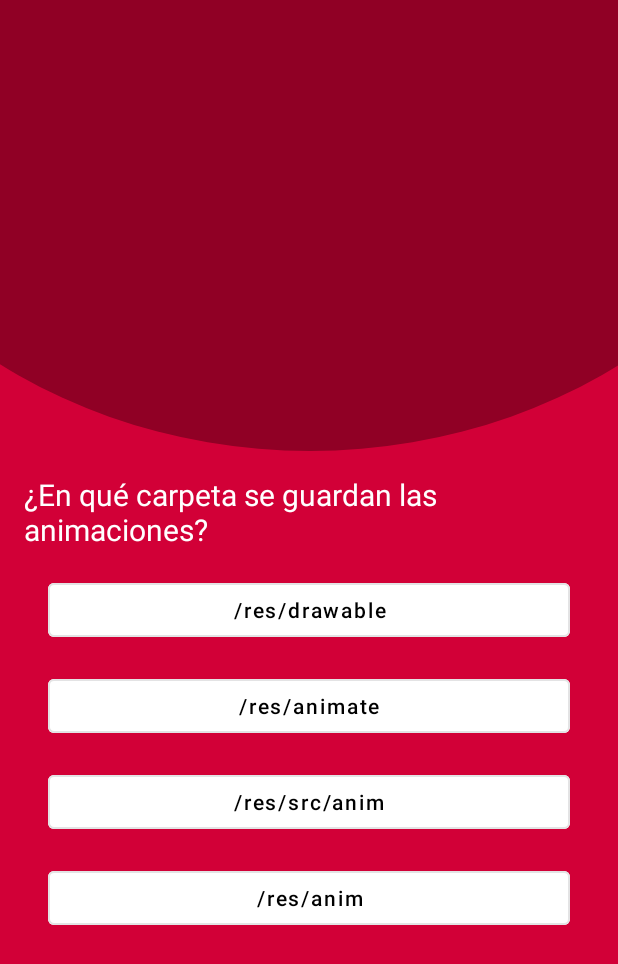
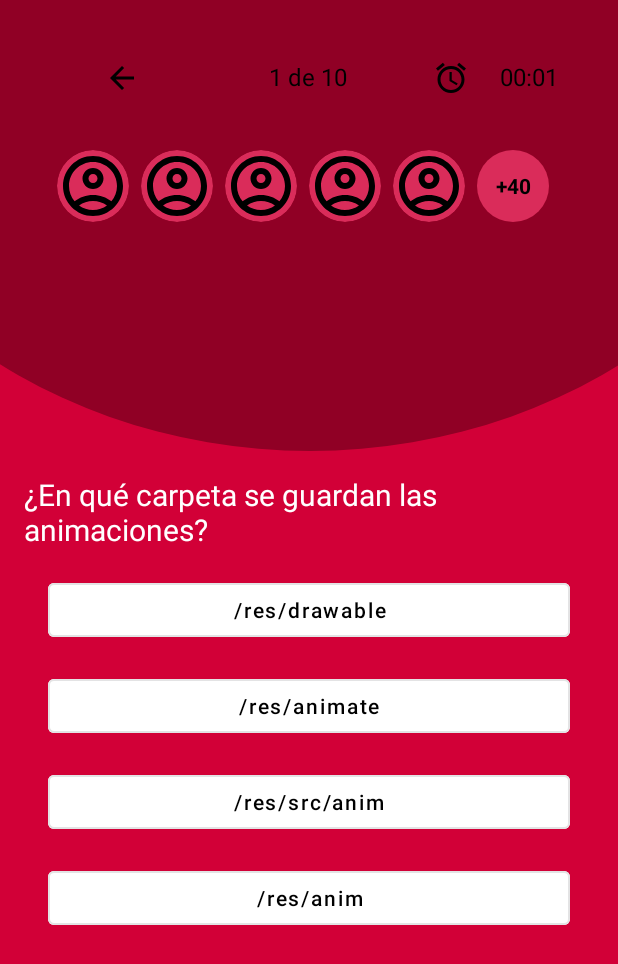
Before and after one commit to NiltonRamosE/aplicaciones_moviles_projects, an Android app: the QuestionActivity screen opened directly, with no data from a screen before it, on a phone screen of 412 x 824 dp. Shown: the top 964 px of the screen. Run offline under Robolectric (Android 15) with nearby library versions, the phone set to English and light mode, and no system bars.

Commit message:
add time and counter question

```diff
--- a/S4_QuizApp/app/src/main/java/com/example/s4_quizapp/QuestionActivity.kt
+++ b/S4_QuizApp/app/src/main/java/com/example/s4_quizapp/QuestionActivity.kt
@@ -91,13 +91,32 @@ class QuestionActivity : AppCompatActivity() {
 
     private lateinit var questionText: TextView
     private lateinit var optionButtons: List<Button>
+    private lateinit var questionCounter: TextView
+    private lateinit var timerText: TextView
+    private var startTime: Long = 0
 
     override fun onCreate(savedInstanceState: Bundle?) {
         super.onCreate(savedInstanceState)
         setContentView(R.layout.question_activity)
 
-        //Nombre de usuario obtenido
         username = intent.getStringExtra("USERNAME")
+
+        questionCounter = findViewById(R.id.questionCounter)
+
+        timerText = findViewById(R.id.timerText)
+        startTime = System.currentTimeMillis()
+
+        val timerHandler = android.os.Handler()
+        val timerRunnable = object : Runnable {
+            override fun run() {
+                val elapsedMillis = System.currentTimeMillis() - startTime
+                val seconds = (elapsedMillis / 1000) % 60
+                val minutes = (elapsedMillis / 1000) / 60
+                timerText.text = String.format("%02d:%02d", minutes, seconds)
+                timerHandler.postDelayed(this, 1000)
+            }
+        }
+        timerHandler.post(timerRunnable)
 
         questionText = findViewById(R.id.questionText)
         optionButtons = listOf(
@@ -129,12 +148,15 @@ class QuestionActivity : AppCompatActivity() {
     private fun showQuestion(index: Int) {
         val q = questions[index]
         questionText.text = q.text
+        questionCounter.text = "${index + 1} de ${questions.size}"
+
         optionButtons.forEachIndexed { i, button ->
             button.text = q.options[i]
             button.isEnabled = true
             button.visibility = View.VISIBLE
         }
     }
+
 
     private fun checkAnswer(selectedAnswer: String) {
         val correct = questions[currentIndex].correctAnswer
@@ -151,9 +173,16 @@ class QuestionActivity : AppCompatActivity() {
     }
 
     private fun showResult() {
-        questionText.text = "¡Has terminado, $username!\nPuntaje: $score de ${questions.size}"
+        val totalMillis = System.currentTimeMillis() - startTime
+        val seconds = (totalMillis / 1000) % 60
+        val minutes = (totalMillis / 1000) / 60
+        val finalTime = String.format("%02d:%02d", minutes, seconds)
+
+        questionText.text = "¡Has terminado, $username!\nPuntaje: $score de ${questions.size}\nTiempo: $finalTime"
+
         optionButtons.forEach { it.visibility = View.GONE }
         restartBtn.visibility = View.VISIBLE
     }
 
+
 }
--- /dev/null
+++ b/S4_QuizApp/app/src/main/res/drawable/account_circle.xml
@@ -0,0 +1,7 @@
+<vector xmlns:android="http://schemas.android.com/apk/res/android" android:height="40dp" android:tint="#000000" android:viewportHeight="24" android:viewportWidth="24" android:width="40dp">
+
+    <path android:fillColor="@android:color/white" android:pathData="M12,2C6.48,2 2,6.48 2,12s4.48,10 10,10s10,-4.48 10,-10S17.52,2 12,2zM7.35,18.5C8.66,17.56 10.26,17 12,17s3.34,0.56 4.65,1.5C15.34,19.44 13.74,20 12,20S8.66,19.44 7.35,18.5zM18.14,17.12L18.14,17.12C16.45,15.8 14.32,15 12,15s-4.45,0.8 -6.14,2.12l0,0C4.7,15.73 4,13.95 4,12c0,-4.42 3.58,-8 8,-8s8,3.58 8,8C20,13.95 19.3,15.73 18.14,17.12z"/>
+
+    <path android:fillColor="@android:color/white" android:pathData="M12,6c-1.93,0 -3.5,1.57 -3.5,3.5S10.07,13 12,13s3.5,-1.57 3.5,-3.5S13.93,6 12,6zM12,11c-0.83,0 -1.5,-0.67 -1.5,-1.5S11.17,8 12,8s1.5,0.67 1.5,1.5S12.83,11 12,11z"/>
+
+</vector>
--- /dev/null
+++ b/S4_QuizApp/app/src/main/res/drawable/alarm_icon.xml
@@ -0,0 +1,5 @@
+<vector xmlns:android="http://schemas.android.com/apk/res/android" android:height="24dp" android:tint="#000000" android:viewportHeight="24" android:viewportWidth="24" android:width="24dp">
+
+    <path android:fillColor="@android:color/white" android:pathData="M22,5.7l-4.6,-3.9 -1.3,1.5 4.6,3.9L22,5.7zM7.9,3.4L6.6,1.9 2,5.7l1.3,1.5 4.6,-3.8zM12.5,8L11,8v6l4.7,2.9 0.8,-1.2 -4,-2.4L12.5,8zM12,4c-5,0 -9,4 -9,9s4,9 9,9 9,-4 9,-9 -4,-9 -9,-9zM12,20c-3.9,0 -7,-3.1 -7,-7s3.1,-7 7,-7 7,3.1 7,7 -3.1,7 -7,7z"/>
+
+</vector>
--- /dev/null
+++ b/S4_QuizApp/app/src/main/res/drawable/arrow_back.xml
@@ -0,0 +1,5 @@
+<vector xmlns:android="http://schemas.android.com/apk/res/android" android:autoMirrored="true" android:height="24dp" android:tint="#000000" android:viewportHeight="24" android:viewportWidth="24" android:width="24dp">
+
+    <path android:fillColor="@android:color/white" android:pathData="M20,11H7.83l5.59,-5.59L12,4l-8,8 8,8 1.41,-1.41L7.83,13H20v-2z"/>
+
+</vector>
--- /dev/null
+++ b/S4_QuizApp/app/src/main/res/drawable/user_bg.xml
@@ -0,0 +1,5 @@
+<?xml version="1.0" encoding="utf-8"?>
+<shape xmlns:android="http://schemas.android.com/apk/res/android"
+    android:shape="oval">
+    <solid android:color="#DA2C5A" />
+</shape>
--- a/S4_QuizApp/app/src/main/res/layout/question_activity.xml
+++ b/S4_QuizApp/app/src/main/res/layout/question_activity.xml
@@ -17,6 +17,118 @@
         app:layout_constraintStart_toStartOf="parent"
         app:layout_constraintEnd_toEndOf="parent"
         android:layout_marginTop="-300dp"/>
+
+    <LinearLayout
+        android:layout_width="match_parent"
+        android:layout_height="wrap_content"
+        android:orientation="horizontal"
+        android:layout_marginTop="40dp"
+        android:layout_marginHorizontal="40dp"
+        app:layout_constraintTop_toTopOf="parent"
+        app:layout_constraintStart_toStartOf="parent"
+        app:layout_constraintEnd_toEndOf="parent">
+
+        <ImageView
+            android:id="@+id/backArrow"
+            android:layout_width="0dp"
+            android:layout_height="wrap_content"
+            android:layout_weight="1"
+            android:src="@drawable/arrow_back"
+            android:contentDescription="Volver"
+            android:gravity="start"/>
+
+        <TextView
+            android:id="@+id/questionCounter"
+            android:layout_width="0dp"
+            android:layout_height="wrap_content"
+            android:layout_weight="2"
+            android:gravity="center"
+            android:text="01 de 10"
+            android:textSize="16sp"
+            android:textColor="@color/black" />
+
+        <TextView
+            android:id="@+id/timerText"
+            android:layout_width="0dp"
+            android:layout_height="wrap_content"
+            android:layout_weight="1"
+            android:gravity="end"
+            android:text="00:30"
+            android:textSize="16sp"
+            android:textColor="@color/black"
+            android:drawableStart="@drawable/alarm_icon"
+            android:drawablePadding="1dp" />
+    </LinearLayout>
+
+    <LinearLayout
+        android:layout_width="match_parent"
+        android:layout_height="wrap_content"
+        android:orientation="horizontal"
+        android:layout_marginVertical="100dp"
+        android:gravity="center"
+        android:weightSum="5"
+        app:layout_constraintTop_toTopOf="parent"
+        app:layout_constraintStart_toStartOf="parent"
+        app:layout_constraintEnd_toEndOf="parent">
+
+        <ImageView
+            android:layout_width="48dp"
+            android:layout_height="48dp"
+            android:layout_marginEnd="8dp"
+            android:src="@drawable/account_circle"
+            android:scaleType="centerCrop"
+            android:background="@drawable/user_bg"
+            android:clipToOutline="true" />
+
+        <ImageView
+            android:layout_width="48dp"
+            android:layout_height="48dp"
+            android:layout_marginEnd="8dp"
+            android:src="@drawable/account_circle"
+            android:scaleType="centerCrop"
+            android:background="@drawable/user_bg"
+            android:clipToOutline="true" />
+
+        <ImageView
+            android:layout_width="48dp"
+            android:layout_height="48dp"
+            android:layout_marginEnd="8dp"
+            android:src="@drawable/account_circle"
+            android:scaleType="centerCrop"
+            android:background="@drawable/user_bg"
+            android:clipToOutline="true" />
+
+        <ImageView
+            android:layout_width="48dp"
+            android:layout_height="48dp"
+            android:layout_marginEnd="8dp"
+            android:src="@drawable/account_circle"
+            android:scaleType="centerCrop"
+            android:background="@drawable/user_bg"
+            android:clipToOutline="true" />
+
+        <ImageView
+            android:layout_width="48dp"
+            android:layout_height="48dp"
+            android:layout_marginEnd="8dp"
+            android:src="@drawable/account_circle"
+            android:scaleType="centerCrop"
+            android:background="@drawable/user_bg"
+            android:clipToOutline="true" />
+
+        <TextView
+            android:layout_width="48dp"
+            android:layout_height="48dp"
+            android:layout_marginEnd="8dp"
+            android:background="@drawable/user_bg"
+            android:gravity="center"
+            android:text="+40"
+            android:textColor="@color/black"
+            android:textStyle="bold"
+            android:textSize="14sp" />
+
+    </LinearLayout>
+
 
     <TextView
         android:id="@+id/questionText"
```
